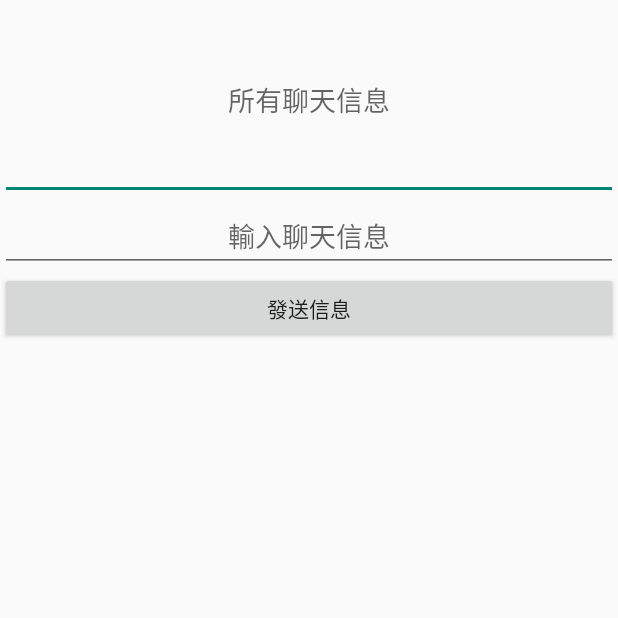
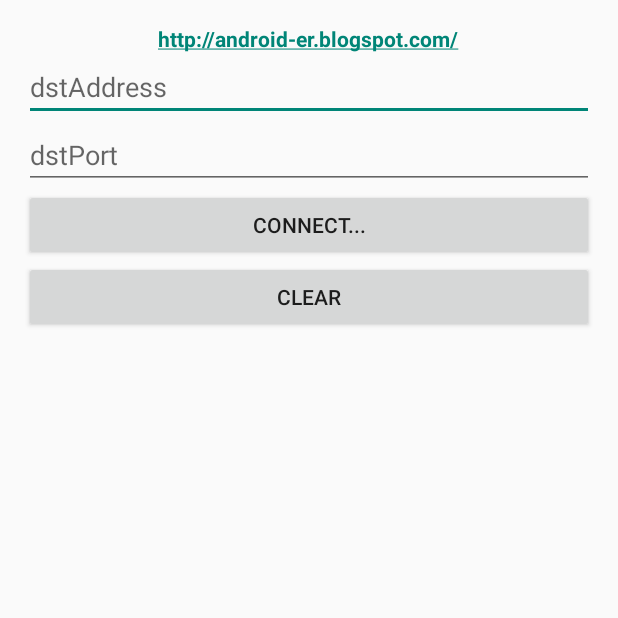
Before and after one commit to shung520/TestSocketApp, an Android app: the screen it shows after launch (MainActivity), on a phone screen of 412 x 824 dp, the top half of it. Run offline under Robolectric (Android 15) with nearby library versions, the phone set to English and light mode, and no system bars.

```diff
--- a/app/src/main/java/com/example/lab/myapplication/MainActivity.java
+++ b/app/src/main/java/com/example/lab/myapplication/MainActivity.java
@@ -1,78 +1,84 @@
 package com.example.lab.myapplication;
+
 
 import android.app.Activity;
 import android.os.Bundle;
-import android.os.Handler;
-import android.os.Message;
 import android.util.Log;
 import android.view.View;
+import android.view.View.OnClickListener;
 import android.widget.Button;
 import android.widget.EditText;
+import android.widget.TextView;
 
 import java.io.IOException;
-import java.io.OutputStream;
-import java.io.UnsupportedEncodingException;
-import java.net.Socket;
-import java.net.UnknownHostException;
+import java.net.DatagramPacket;
+import java.net.DatagramSocket;
+import java.net.InetAddress;
 
-public class MainActivity extends Activity {
-
-    private EditText et_show,et_input;
-    private Button bt_send;
-    private OutputStream os;
-    private Handler handler;
+public class MainActivity extends Activity
+{
+    TextView textResponse;
+    EditText editTextAddress, editTextPort;
+    Button buttonConnect, buttonClear;
+    String str = "Hello";
+    String modifiedSentence;
+    byte[] send_data = new byte[1024];
+    byte[] receiveData = new byte[1024];
 
     @Override
-    protected void onCreate(Bundle savedInstanceState) {
+    protected void onCreate(Bundle savedInstanceState)
+    {
         super.onCreate(savedInstanceState);
         setContentView(R.layout.activity_main);
-        Log.d("Test", "Test");
+        buttonConnect = (Button) findViewById(R.id.connect);
 
-        et_input = (EditText) this.findViewById(R.id.et_input);
-        et_show = (EditText) this.findViewById(R.id.et_show);
-        bt_send = (Button) this.findViewById(R.id.bt_send);
-
-
-        try {
-            //定義客戶連接的socket
-            Socket socket = new Socket("192.168.1.30", 30000);
-            //启動客戶端監聽線程
-            new Thread(new ClientThread(socket, handler)).start();
-            os = socket.getOutputStream();
-        } catch (UnknownHostException e) {
-            e.printStackTrace();
-        } catch (IOException e) {
-            e.printStackTrace();
-        }
-
-
-        bt_send.setOnClickListener(new View.OnClickListener() {
+        buttonConnect.setOnClickListener(new OnClickListener()
+        {
             @Override
-            public void onClick(View v) {
-                try {
-                    //得到輸入框中的內容，寫入到輸入流中
-                    os.write((et_input.getText().toString()+"\r\n").getBytes("utf-8"));
-                    et_input.setText("");
-                } catch (UnsupportedEncodingException e) {
-                    // TODO Auto-generated catch block
-                    e.printStackTrace();
-                } catch (IOException e) {
-                    // TODO Auto-generated catch block
-                    e.printStackTrace();
-                }
+            public void onClick(View v)
+            {
+                new Thread(new Runnable()
+                {
+                    @Override
+                    public void run()
+                    {
+                        try
+                        {
+                            client();
+                        }
+                        catch (IOException e)
+                        {
+                            e.printStackTrace();
+                        }
+                    }
+                }).start();
             }
         });
+    }
 
+    public void client() throws IOException
+    {
+        DatagramSocket client_socket = new DatagramSocket(30000);
+        InetAddress IPAddress = InetAddress.getByName("140.124.181.190");
 
-        handler = new Handler(){
-            @Override
-            public void handleMessage(Message msg) {
-                super.handleMessage(msg);
-                if(msg.what == 1){
-                    //得到服務器返回的信息
-                    et_show.append("\n"+msg.obj.toString());
-                }
-            }
-        };
+        send_data = str.getBytes();
+
+        DatagramPacket send_packet = new DatagramPacket(send_data, str.length(), IPAddress, 30000);
+        client_socket.send(send_packet);
+
+        DatagramPacket receivePacket = new DatagramPacket(receiveData, receiveData.length);
+        client_socket.receive(receivePacket);
+        modifiedSentence = new String(receivePacket.getData());
+        System.out.println("FROM SERVER:" + modifiedSentence);
+        if (modifiedSentence.charAt(2) == '%')
+        {
+            Log.d("(modifiedSentence.su", (modifiedSentence.substring(0, 3)));
+        }
+        else
+        {
+            Log.d("modifiedSentence", modifiedSentence);
+        }
+        modifiedSentence = null;
+        client_socket.close();
     }
 }
--- a/app/src/main/res/layout/activity_main.xml
+++ b/app/src/main/res/layout/activity_main.xml
@@ -1,27 +1,44 @@
-<RelativeLayout xmlns:android="http://schemas.android.com/apk/res/android"
-    android:layout_width="match_parent"
-    android:layout_height="match_parent">
+<LinearLayout xmlns:android="http://schemas.android.com/apk/res/android"
+              xmlns:tools="http://schemas.android.com/tools"
+              android:layout_width="match_parent"
+              android:layout_height="match_parent"
+              android:paddingBottom="@dimen/activity_vertical_margin"
+              android:paddingLeft="@dimen/activity_horizontal_margin"
+              android:paddingRight="@dimen/activity_horizontal_margin"
+              android:paddingTop="@dimen/activity_vertical_margin"
+              android:orientation="vertical"
+              tools:context=".MainActivity" >
 
+    <TextView
+        android:layout_width="wrap_content"
+        android:layout_height="wrap_content"
+        android:layout_gravity="center_horizontal"
+        android:autoLink="web"
+        android:text="http://android-er.blogspot.com/"
+        android:textStyle="bold" />
     <EditText
-        android:id="@+id/et_show"
-        android:layout_width="fill_parent"
+        android:id="@+id/address"
+        android:layout_width="match_parent"
         android:layout_height="wrap_content"
-        android:lines="5"
-        android:hint="所有聊天信息"
-        android:gravity="center" />
+        android:hint="dstAddress" />
+    <EditText
+        android:id="@+id/port"
+        android:layout_width="match_parent"
+        android:layout_height="wrap_content"
+        android:hint="dstPort" />
+    <Button
+        android:id="@+id/connect"
+        android:layout_width="match_parent"
+        android:layout_height="wrap_content"
+        android:text="Connect..."/>
+    <Button
+        android:id="@+id/clear"
+        android:layout_width="match_parent"
+        android:layout_height="wrap_content"
+        android:text="Clear"/>
+    <TextView
+        android:id="@+id/response"
+        android:layout_width="wrap_content"
+        android:layout_height="wrap_content"/>
 
-    <EditText
-        android:id="@+id/et_input"
-        android:layout_below="@+id/et_show"
-        android:layout_width="fill_parent"
-        android:layout_height="wrap_content"
-        android:hint="輸入聊天信息"
-        android:gravity="center" />
-
-    <Button
-        android:id="@+id/bt_send"
-        android:layout_below="@+id/et_input"
-        android:layout_width="fill_parent"
-        android:layout_height="wrap_content"
-        android:text="發送信息" />
-</RelativeLayout>
+</LinearLayout>
```
Also changed, not shown: app/src/main/AndroidManifest.xml (+10 -7 lines), build.gradle (line endings or trailing spaces), gradle/gradle/wrapper/gradle-wrapper.properties (added), 3 other files.
